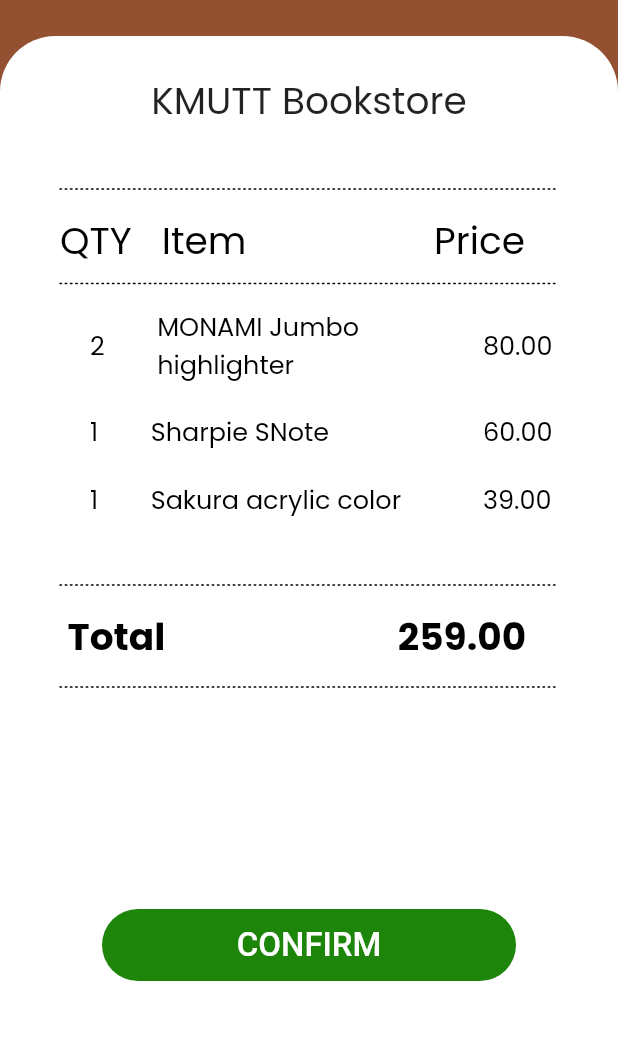
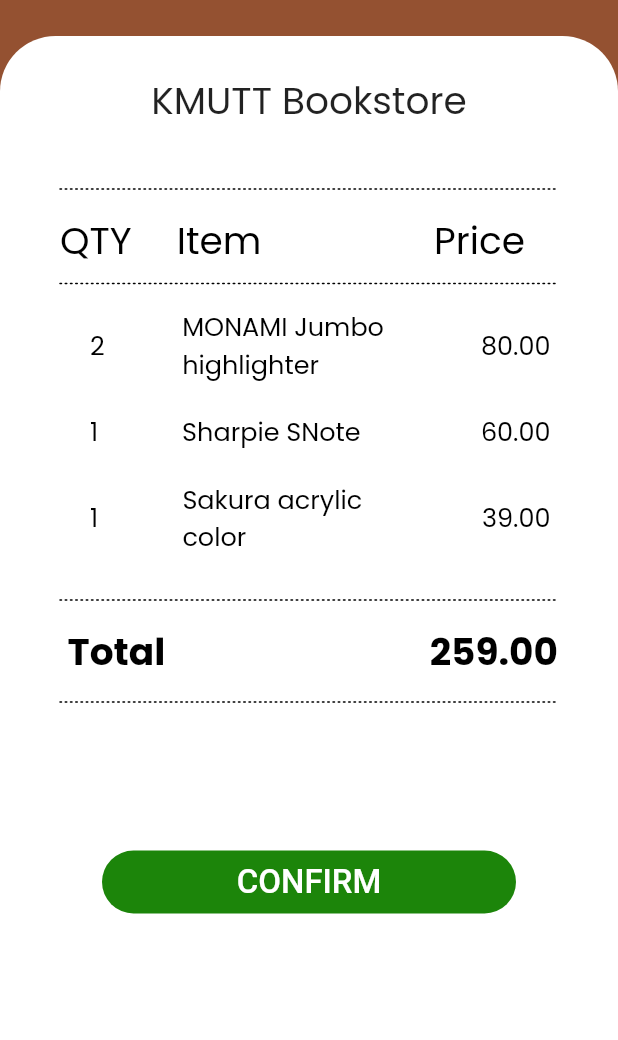
Before and after one commit to jedipw/paystation_frontend, a Flutter app: the ListPage screen opened directly, on a phone screen of 412 x 824 dp, the part 165-1205 px from its top. Run offline on Flutter 3.47's test engine with Material 2 defaults, Android fonts, the phone set to English and light mode, and no system bars; our stand-ins replace camera.

Commit message:
Update(02)Listpage
Change position and number of price is perfectly correct as it should be

```diff
--- a/lib/page/list_page.dart
+++ b/lib/page/list_page.dart
@@ -56,6 +56,7 @@
                   topRight: Radius.circular(37.0),
                 ),
               ),
+              child: SingleChildScrollView( // Wrap the Column in a SingleChildScrollView
                 child: Column(
                   children: <Widget>[
                     const Padding(
@@ -92,7 +93,7 @@
                               fontFamily: 'Poppins' // Text color
                               ),
                         ),
-                      SizedBox(width: 20),
+                        SizedBox(width: 30),
                         Text(
                           'Item', // Add your custom text here
                           style: TextStyle(
@@ -101,7 +102,7 @@
                               fontFamily: 'Poppins' // Text color
                               ),
                         ),
-                      SizedBox(width: 125),
+                        SizedBox(width: 115),
                         Text(
                           'Price', // Add your custom text here
                           style: TextStyle(
@@ -126,7 +127,9 @@
   mainAxisAlignment: MainAxisAlignment.start,
   children: <Widget>[
     const SizedBox(width: 60),
-    const Text(
+    const Expanded(
+      flex: 1, // Added flex property to allow the '2' to expand independently
+      child: Text(
         '2',
         style: TextStyle(
           fontSize: 17,
@@ -134,8 +137,10 @@
           fontFamily: 'Poppins',
         ),
       ),
-    const SizedBox(width: 35),
+    ),
+    const SizedBox(width: 10), // Added space between '2' and 'MONAMI Jumbo highlighter'
     const Expanded(
+      flex: 3, // Added flex property to allow 'MONAMI Jumbo highlighter' to expand
       child: Text(
         'MONAMI Jumbo highlighter',
         style: TextStyle(
@@ -146,14 +151,68 @@
         overflow: TextOverflow.fade,
       ),
     ),
-    Container( // Wrap the "80.00" text in a Container
-      width: 90, // Adjust the width as needed
-      child: const Text(
-        '80.00',
+    Container(
+      child: const Align(
+        alignment: Alignment.centerRight, // Adjust the alignment to move '80.00' closer to the right edge
+        child: Padding(
+          padding: EdgeInsets.symmetric(horizontal: 45.0), // Adjust the padding as needed
+          child: Text(
+            '80.00', // Add your custom text here
             style: TextStyle(
               fontSize: 17,
               color: Colors.black,
               fontFamily: 'Poppins',
+            ),
+          ),
+        ),
+      ),
+    ),
+  ],
+),
+
+
+                    const SizedBox(height: 20),
+                   Row(
+  mainAxisAlignment: MainAxisAlignment.start,
+  children: <Widget>[
+    const SizedBox(width: 60),
+    const Expanded(
+      flex: 1,
+      child: Text(
+        '1',
+        style: TextStyle(
+          fontSize: 17,
+          color: Colors.black,
+          fontFamily: 'Poppins',
+        ),
+      ),
+    ),
+    const SizedBox(width: 10), // Add space between '1' and 'Sharpie SNote'
+    const Expanded(
+      flex: 3,
+      child: Text(
+        'Sharpie SNote',
+        style: TextStyle(
+          fontSize: 17,
+          color: Colors.black,
+          fontFamily: 'Poppins',
+        ),
+        overflow: TextOverflow.fade,
+      ),
+    ),
+    Container(
+      child: const Align(
+        alignment: Alignment.centerRight,
+        child: Padding(
+          padding: EdgeInsets.symmetric(horizontal: 45.0),
+          child: Text(
+            '60.00',
+            style: TextStyle(
+              fontSize: 17,
+              color: Colors.black,
+              fontFamily: 'Poppins',
+            ),
+          ),
         ),
       ),
     ),
@@ -165,7 +224,9 @@
   mainAxisAlignment: MainAxisAlignment.start,
   children: <Widget>[
     const SizedBox(width: 60),
-    const Text(
+    const Expanded(
+      flex: 1,
+      child: Text(
         '1',
         style: TextStyle(
           fontSize: 17,
@@ -173,47 +234,10 @@
           fontFamily: 'Poppins',
         ),
       ),
-    const SizedBox(width: 35),
+    ),
+    const SizedBox(width: 10), // Add space between '1' and 'Sakura acrylic color'
     const Expanded(
-      child: Text(
-        'Sharpie SNote',
-        style: TextStyle(
-          fontSize: 17,
-          color: Colors.black,
-          fontFamily: 'Poppins',
-        ),
-        overflow: TextOverflow.fade, // You can use TextOverflow.ellipsis if preferred
-      ),
-    ),
-    Container( // Wrap the "60.00" text in a Container
-      width: 90, // Adjust the width as needed
-      child: const Text(
-        '60.00',
-        style: TextStyle(
-          fontSize: 17,
-          color: Colors.black,
-          fontFamily: 'Poppins',
-        ),
-      ),
-    ),
-  ],
-),
-
-                  const SizedBox(height: 20),
-                  Row(
-  mainAxisAlignment: MainAxisAlignment.start,
-  children: <Widget>[
-    const SizedBox(width: 60),
-    const Text(
-      '1',
-      style: TextStyle(
-        fontSize: 17,
-        color: Colors.black,
-        fontFamily: 'Poppins',
-      ),
-    ),
-    const SizedBox(width: 35),
-    const Expanded(
+      flex: 3,
       child: Text(
         'Sakura acrylic color',
         style: TextStyle(
@@ -221,12 +245,15 @@
           color: Colors.black,
           fontFamily: 'Poppins',
         ),
-        overflow: TextOverflow.fade, // You can use TextOverflow.ellipsis if preferred
+        overflow: TextOverflow.fade,
       ),
     ),
-    Container( // Wrap the "39.00" text in a Container
-      width: 90, // Adjust the width as needed
-      child: const Text(
+    Container(
+      child: const Align(
+        alignment: Alignment.centerRight,
+        child: Padding(
+          padding: EdgeInsets.symmetric(horizontal: 45.0),
+          child: Text(
             '39.00',
             style: TextStyle(
               fontSize: 17,
@@ -235,10 +262,13 @@
             ),
           ),
         ),
+      ),
+    ),
   ],
 ),
 
-                  const SizedBox(height: 35),
+
+                    const SizedBox(height: 20),
                     Padding(
                       padding: const EdgeInsets.fromLTRB(
                           40, 10, 40, 0), // Adjust the padding as needed
@@ -247,8 +277,9 @@
                         painter: DashedLinePainter(),
                       ),
                     ),
+
                     const Row(
-                    mainAxisAlignment: MainAxisAlignment.start,
+                      mainAxisAlignment: MainAxisAlignment.spaceBetween,
                       children: <Widget>[
                         SizedBox(width: 45),
                         Text(
@@ -257,21 +288,29 @@
                             fontSize: 25,
                             color: Colors.black,
                             fontWeight: FontWeight.bold,
-                            fontFamily: 'Poppins' // Text color
+                            fontFamily: 'Poppins',
                           ),
                         ),
-                      SizedBox(width: 155),
-                      Text(
+                        Expanded(
+                          child: Align(
+                            alignment: Alignment.centerRight,
+                            child: Padding(
+                              padding: EdgeInsets.symmetric(horizontal: 40.0), // Adjust the padding as needed
+                              child: Text(
                                 '259.00', // Add your custom text here
                                 style: TextStyle(
                                   fontSize: 25,
                                   color: Colors.black,
                                   fontWeight: FontWeight.bold,
-                            fontFamily: 'Poppins' // Text color
+                                  fontFamily: 'Poppins',
+                                ),
+                              ),
+                            ),
                           ),
                         ),
                       ],
                     ),
+
                     Padding(
                       padding: const EdgeInsets.fromLTRB(
                           40, 15, 40, 0), // Adjust the padding as needed
@@ -280,24 +319,32 @@
                         painter: DashedLinePainter(),
                       ),
                     ),
-                ],
+
+                    // "CONFIRM" button at the end of the Column
+                     Padding(
+                      padding: const EdgeInsets.only(top: 80.0), // Add space above the button
+                      child: TextButton(
+                        style: ButtonStyle(
+                          backgroundColor: MaterialStateProperty.all<Color>(
+                            const Color.fromARGB(255, 0x1C, 0x85, 0x0A), // Green color for the button
+                          ),
+                          shape: MaterialStateProperty.all<OutlinedBorder>(
+                            RoundedRectangleBorder(
+                              borderRadius: BorderRadius.circular(25.0),
                             ),
                           ),
+                          minimumSize: MaterialStateProperty.all<Size>(
+                            const Size(276, 0), // Set the minimum width to 276
                           ),
-          // Rounded Button with Green Color at the Bottom
-          Positioned(
-            bottom: 60, // Adjust the bottom position as needed
-            left: 0,
-            right: 0,
-            child: Center(
-              child: Container(
-                width: 276, // Adjust the width as needed
-                decoration: BoxDecoration(
-                  color: const Color.fromARGB(
-                      255, 0x1C, 0x85, 0x0A), // Green color for the button
-                  borderRadius: BorderRadius.circular(25.0),
                         ),
-                child: TextButton(
+                        onPressed: () {
+                          Navigator.push(
+                            context,
+                            MaterialPageRoute(
+                              builder: (context) => const PaymentPage(),
+                            ),
+                          );
+                        },
                         child: const Text(
                           'CONFIRM',
                           style: TextStyle(
@@ -305,13 +352,9 @@
                             fontSize: 22,
                           ),
                         ),
-                  onPressed: () {
-                    Navigator.push(
-                      context,
-                      MaterialPageRoute(
-                          builder: (context) => const PaymentPage()),
-                    );
-                  },
+                      ),
+                    ),
+                  ],
                 ),
               ),
             ),
```
Lines whose indentation alone changed are shown as unchanged.
